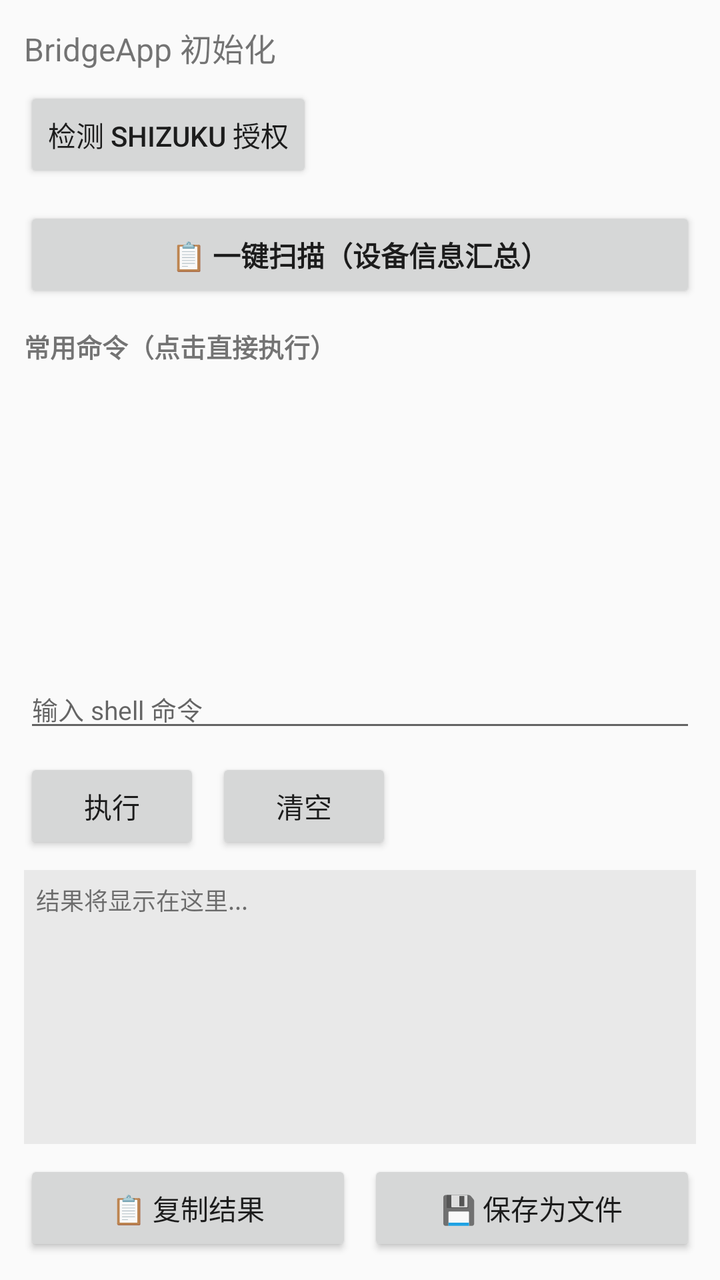
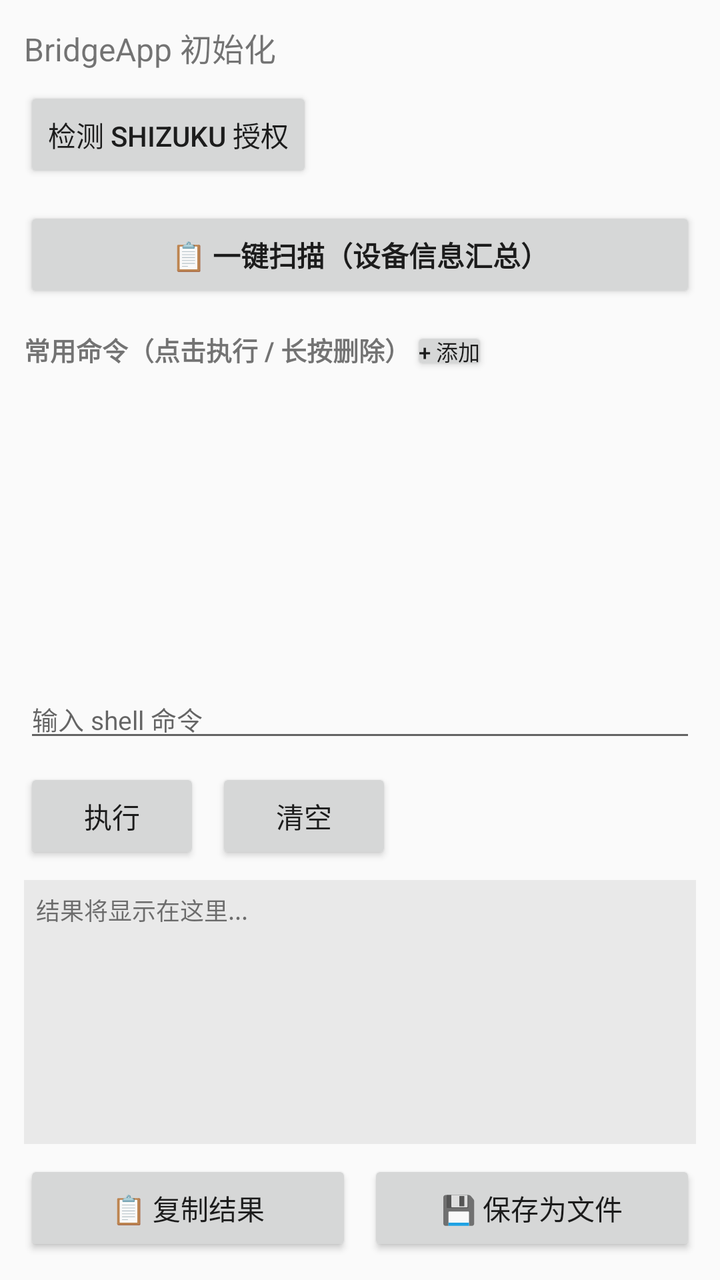

Before-and-after screenshots of an Android layout around one commit, followed by the original layout XML and the change that was made.
<!-- AndroidManifest.xml: application theme Theme.AppCompat.DayNight.DarkActionBar -->
<!-- res/layout/activity_main.xml -->
<?xml version="1.0" encoding="utf-8"?>
<LinearLayout xmlns:android="http://schemas.android.com/apk/res/android"
    android:layout_width="match_parent"
    android:layout_height="match_parent"
    android:orientation="vertical"
    android:padding="12dp">

    
    <TextView
        android:id="@+id/status_text"
        android:layout_width="wrap_content"
        android:layout_height="wrap_content"
        android:text="BridgeApp 初始化"
        android:textSize="16sp"
        android:layout_marginBottom="8dp"/>

    <Button
        android:id="@+id/test_btn"
        android:layout_width="wrap_content"
        android:layout_height="wrap_content"
        android:text="检测 SHIZUKU 授权"
        android:layout_marginBottom="12dp"/>

    
    <Button
        android:id="@+id/scan_btn"
        android:layout_width="match_parent"
        android:layout_height="wrap_content"
        android:text="📋 一键扫描（设备信息汇总）"
        android:textStyle="bold"
        android:layout_marginBottom="12dp"/>

    
    <TextView
        android:layout_width="wrap_content"
        android:layout_height="wrap_content"
        android:text="常用命令（点击直接执行）"
        android:textStyle="bold"
        android:textSize="13sp"
        android:layout_marginBottom="4dp"/>

    <ScrollView
        android:layout_width="match_parent"
        android:layout_height="140dp"
        android:layout_marginBottom="8dp">
        <LinearLayout
            android:id="@+id/quick_cmd_box"
            android:orientation="vertical"
            android:layout_width="match_parent"
            android:layout_height="wrap_content"/>
    </ScrollView>

    
    <EditText
        android:id="@+id/cmd_input"
        android:layout_width="match_parent"
        android:layout_height="wrap_content"
        android:hint="输入 shell 命令"
        android:textSize="13sp"
        android:layout_marginBottom="8dp"/>

    <LinearLayout
        android:layout_width="match_parent"
        android:layout_height="wrap_content"
        android:orientation="horizontal"
        android:layout_marginBottom="8dp">

        <Button
            android:id="@+id/exec_btn"
            android:layout_width="wrap_content"
            android:layout_height="wrap_content"
            android:text="执行"/>

        <Button
            android:id="@+id/clear_btn"
            android:layout_width="wrap_content"
            android:layout_height="wrap_content"
            android:text="清空"
            android:layout_marginStart="8dp"/>
    </LinearLayout>

    
    <ScrollView
        android:layout_width="match_parent"
        android:layout_height="0dp"
        android:layout_weight="1"
        android:background="#11000000"
        android:padding="6dp"
        android:layout_marginBottom="8dp">
        <TextView
            android:id="@+id/result_text"
            android:layout_width="match_parent"
            android:layout_height="wrap_content"
            android:text="结果将显示在这里..."
            android:textSize="12sp"
            android:typeface="monospace"
            android:textIsSelectable="true"/>
    </ScrollView>

    
    <LinearLayout
        android:layout_width="match_parent"
        android:layout_height="wrap_content"
        android:orientation="horizontal">

        <Button
            android:id="@+id/copy_btn"
            android:layout_width="0dp"
            android:layout_height="wrap_content"
            android:layout_weight="1"
            android:text="📋 复制结果"/>

        <Button
            android:id="@+id/save_btn"
            android:layout_width="0dp"
            android:layout_height="wrap_content"
            android:layout_weight="1"
            android:text="💾 保存为文件"
            android:layout_marginStart="8dp"/>
    </LinearLayout>

</LinearLayout>
<!-- resources referenced by this layout -->
<resources>

</resources>

<!-- the commit's change to res/layout/activity_main.xml (unified diff, before → after) -->
@@ -5,7 +5,6 @@
     android:orientation="vertical"
     android:padding="12dp">
 
-    
     <TextView
         android:id="@+id/status_text"
         android:layout_width="wrap_content"
@@ -21,7 +20,6 @@
         android:text="检测 SHIZUKU 授权"
         android:layout_marginBottom="12dp"/>
 
-    
     <Button
         android:id="@+id/scan_btn"
         android:layout_width="match_parent"
@@ -30,27 +28,35 @@
         android:textStyle="bold"
         android:layout_marginBottom="12dp"/>
 
-    
-    <TextView
-        android:layout_width="wrap_content"
+    <LinearLayout
+        android:layout_width="match_parent"
         android:layout_height="wrap_content"
-        android:text="常用命令（点击直接执行）"
-        android:textStyle="bold"
-        android:textSize="13sp"
-        android:layout_marginBottom="4dp"/>
+        android:orientation="horizontal"
+        android:layout_marginBottom="4dp">
+        <TextView
+            android:layout_width="wrap_content"
+            android:layout_height="wrap_content"
+            android:text="常用命令（点击执行 / 长按删除）"
+            android:textStyle="bold"
+            android:textSize="13sp"/>
+        <Button
+            android:id="@+id/add_cmd_btn"
+            android:layout_width="wrap_content"
+            android:layout_height="wrap_content"
+            android:text="+ 添加"
+            android:textSize="11sp"
+            android:layout_marginStart="auto"
+            android:minWidth="0dp"
+            android:minHeight="0dp"
+            android:padding="4dp"/>
+    </LinearLayout>
 
-    <ScrollView
+    <ListView
+        android:id="@+id/quick_list"
         android:layout_width="match_parent"
         android:layout_height="140dp"
-        android:layout_marginBottom="8dp">
-        <LinearLayout
-            android:id="@+id/quick_cmd_box"
-            android:orientation="vertical"
-            android:layout_width="match_parent"
-            android:layout_height="wrap_content"/>
-    </ScrollView>
+        android:layout_marginBottom="8dp"/>
 
-    
     <EditText
         android:id="@+id/cmd_input"
         android:layout_width="match_parent"
@@ -64,13 +70,11 @@
         android:layout_height="wrap_content"
         android:orientation="horizontal"
         android:layout_marginBottom="8dp">
-
         <Button
             android:id="@+id/exec_btn"
             android:layout_width="wrap_content"
             android:layout_height="wrap_content"
             android:text="执行"/>
-
         <Button
             android:id="@+id/clear_btn"
             android:layout_width="wrap_content"
@@ -79,7 +83,6 @@
             android:layout_marginStart="8dp"/>
     </LinearLayout>
 
-    
     <ScrollView
         android:layout_width="match_parent"
         android:layout_height="0dp"
@@ -97,19 +100,16 @@
             android:textIsSelectable="true"/>
     </ScrollView>
 
-    
     <LinearLayout
         android:layout_width="match_parent"
         android:layout_height="wrap_content"
         android:orientation="horizontal">
-
         <Button
             android:id="@+id/copy_btn"
             android:layout_width="0dp"
             android:layout_height="wrap_content"
             android:layout_weight="1"
             android:text="📋 复制结果"/>
-
         <Button
             android:id="@+id/save_btn"
             android:layout_width="0dp"
@@ -118,5 +118,4 @@
             android:text="💾 保存为文件"
             android:layout_marginStart="8dp"/>
     </LinearLayout>
-
 </LinearLayout>
